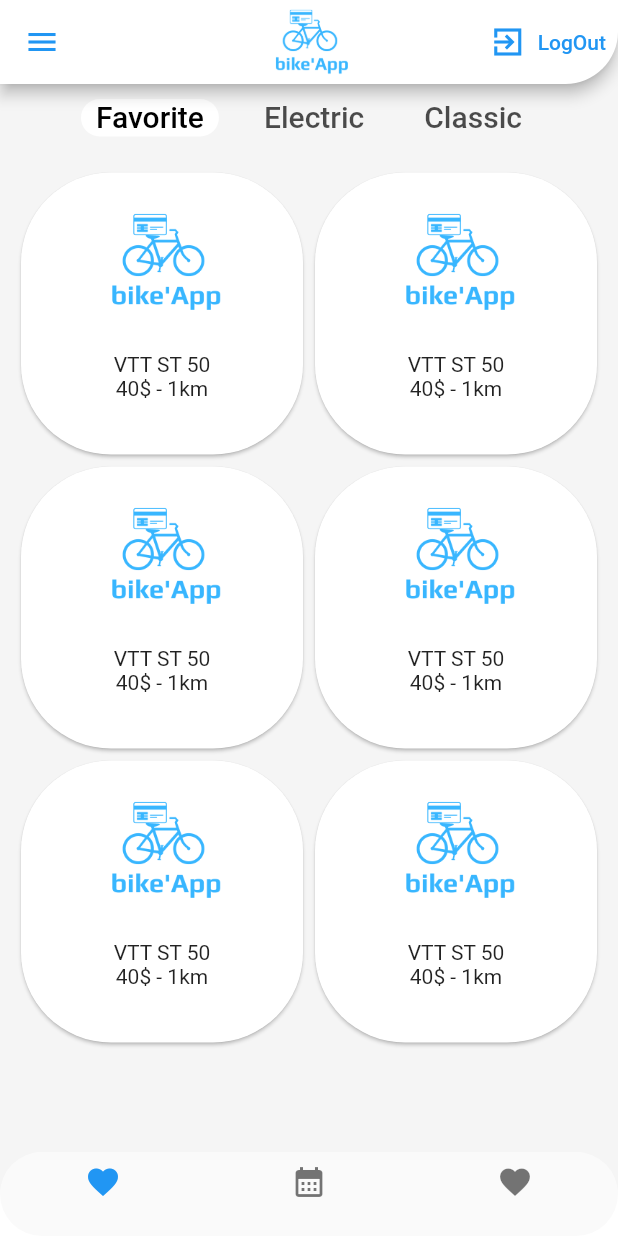
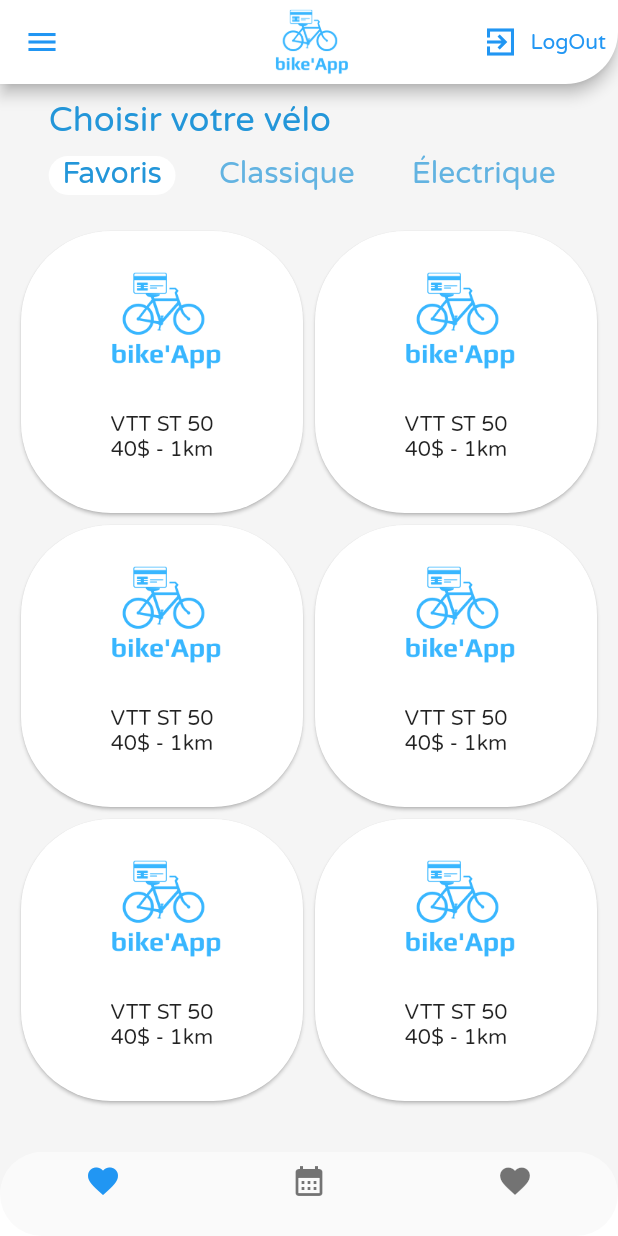
Before and after one commit to yousseftoumi/bikeapp_v0, a Flutter app: the HomeScreen screen opened directly, on a phone screen of 412 x 824 dp. Run offline on Flutter 3.47's test engine with Material 2 defaults, Android fonts, the phone set to English and light mode, and no system bars; our stand-ins replace cloud_firestore, connectivity_plus, firebase_auth, firebase_core, fluttertoast, font_awesome_flutter and 3 more; missing offline and left inert: enum_to_string, flutter_facebook_auth; accounts and stored records are empty.

Commit message:
minor changes

```diff
--- a/lib/main.dart
+++ b/lib/main.dart
@@ -2,6 +2,7 @@ import 'package:bikeapp_v0/provider/internet_provider.dart';
 import 'package:bikeapp_v0/provider/sign_in_provider.dart';
 // import 'package:bikeapp_v0/screens/login_screen.dart';
 import 'package:bikeapp_v0/screens/splash_screen.dart';
+import 'package:bikeapp_v0/utils/config.dart';
 import 'package:firebase_core/firebase_core.dart';
 import 'package:flutter/material.dart';
 import 'package:provider/provider.dart';
@@ -34,7 +35,8 @@ class MyApp extends StatelessWidget {
           create: ((context) => InternetProvider()),
         ),
       ],
-      child: const MaterialApp(
+      child: MaterialApp(
+        theme: ThemeData(fontFamily: "Varela_Round"),
         home: SplashScreen(),
         debugShowCheckedModeBanner: false,
       ),
--- a/lib/screens/home_screen.dart
+++ b/lib/screens/home_screen.dart
@@ -196,12 +196,26 @@ class _HomeScreenState extends State<HomeScreen>
       body: Column(
         children: [
           Container(
-            child: TabBar(
+              child: Column(
+            crossAxisAlignment: CrossAxisAlignment.start,
+            children: [
+              Padding(
+                padding: const EdgeInsets.fromLTRB(10, 10, 10, 0),
+                child: Text(
+                  "Choisir votre vélo",
+                  style: TextStyle(
+                    color: kTextColor,
+                    fontWeight: FontWeight.w500,
+                    fontSize: 23,
+                  ),
+                ),
+              ),
+              TabBar(
                 isScrollable: true,
                 indicatorPadding: EdgeInsets.all(10),
                 labelPadding:
-                  EdgeInsets.only(left: 20, right: 20, top: 10, bottom: 10),
-              labelColor: Colors.black,
+                    EdgeInsets.only(left: 19, right: 19, top: 10, bottom: 10),
+                labelColor: kTextColor,
                 labelStyle: TextStyle(fontSize: 20),
                 indicator: BoxDecoration(
                   color: Colors.white,
@@ -209,12 +223,18 @@ class _HomeScreenState extends State<HomeScreen>
                 ),
                 controller: _tabController,
                 tabs: [
-                Text('Favorite'),
-                Text('Electric'),
-                Text('Classic'),
+                  Text(
+                    'Favoris',
+                    style: TextStyle(fontFamily: 'Varela_Round'),
+                  ),
+                  Text('Classique',
+                      style: TextStyle(fontFamily: 'Varela_Round')),
+                  Text('Électrique',
+                      style: TextStyle(fontFamily: 'Varela_Round')),
                 ],
               ),
-          ),
+            ],
+          )),
           Expanded(
             child: TabBarView(controller: _tabController, children: [
               CardWidget(),
--- a/lib/screens/login_screen.dart
+++ b/lib/screens/login_screen.dart
@@ -275,8 +275,8 @@ class _LoginScreenState extends State<LoginScreen> {
                           child: Wrap(
                             children: const [
                               Icon(
-                                FontAwesomeIcons.phone,
-                                size: 20,
+                                Icons.phone,
+                                size: 23,
                                 color: Colors.white,
                               ),
                               SizedBox(
--- a/lib/utils/config.dart
+++ b/lib/utils/config.dart
@@ -2,6 +2,7 @@ import 'package:flutter/material.dart';
 
 class Config {
   static final app_icon = "assets/bikeAppLogo.png";
+  static final app_font = "Varela_Round";
   static final apikey_twitter = "9Feip53jOk8esDtSM6w08d3XT";
   static final secretkey_twitter =
       "1eJOsBMqbI5HGjVAH7KNWkJsGgD44EHMFsZrqb1ne5nfYSwhBW";
```
Also changed, not shown: lib/screens/splash_screen.dart (+0 -16 lines). Lines whose indentation alone changed are shown as unchanged.
